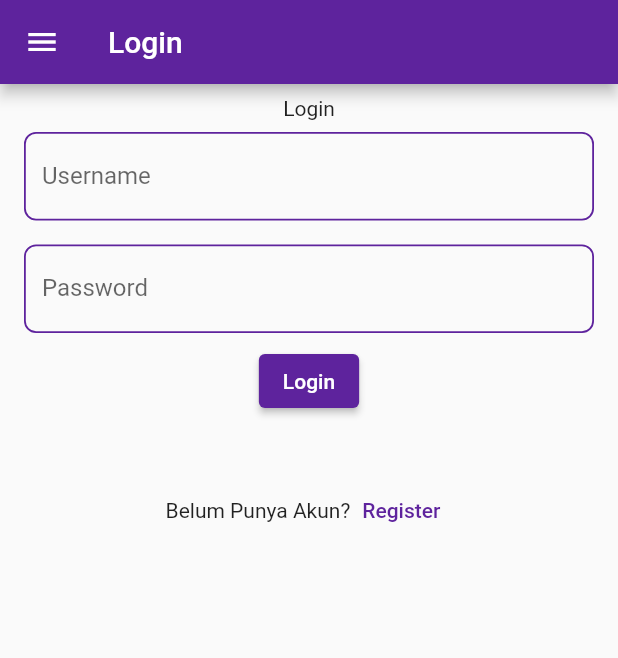
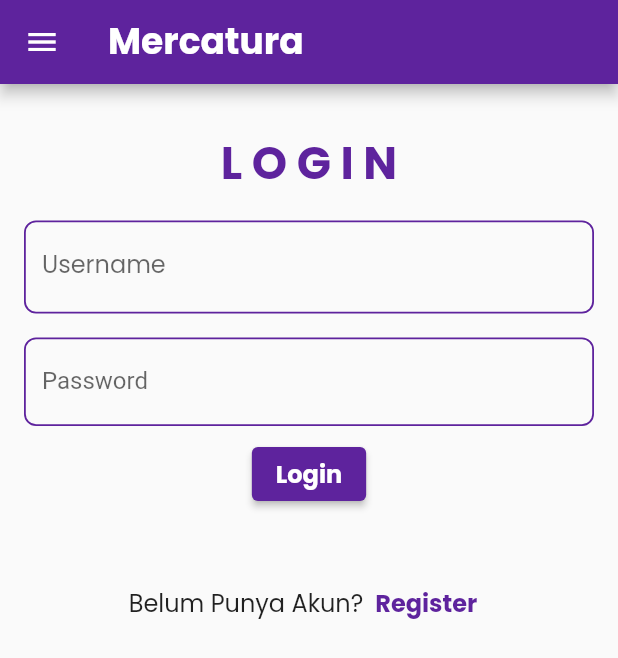
Before and after one commit to AdrianRamadhan27/mercatura_mobile, a Flutter app: the DiscoverPage screen opened by its route, in the side drawer, after a tap on "Login", on a phone screen of 412 x 824 dp. Shown: the top 658 px of the screen. Run offline on Flutter 3.47's test engine with Material 2 defaults, Android fonts, the phone set to English and light mode, and no system bars; our stand-ins replace google_fonts; missing offline and left inert: pbp_django_auth; network calls fail.

Commit message:
add styling

```diff
--- a/lib/artikel/pages/discover_article.dart
+++ b/lib/artikel/pages/discover_article.dart
@@ -40,7 +40,7 @@
         leading: IconButton(
           icon: const Icon(
             Icons.arrow_back,
-            color: Colors.black,
+            color: Color.fromRGBO(94, 35, 157, 1),
             size: 30,
           ),
           onPressed: () {
@@ -51,7 +51,7 @@
           'List Artikel',
           style: GoogleFonts.poppins(
             textStyle: const TextStyle(
-              color: Colors.black,
+              color: Color.fromRGBO(94, 35, 157, 1),
               fontWeight: FontWeight.bold,
               fontSize: 24
             )
@@ -71,10 +71,10 @@
                 return Column(
                   children: [
                     Text(
-                      "Oh no! Tidak ada watch list :(",
+                      "Oh no! Tidak ada artikel :(",
                       style: GoogleFonts.poppins(
                         textStyle: const TextStyle(
-                        color: Colors.black,
+                        color: Color.fromRGBO(94, 35, 157, 1),
                         fontSize: 20)
                       ),
                     ),
@@ -94,9 +94,8 @@
                         Text(
                           'Mercatura menyediakan informasi seputar UMKM yang dirangkum dalam kumpulan artikel yang menarik.',
                           style: GoogleFonts.poppins(
-                            textStyle: TextStyle(
-                              color: Colors.grey.shade600,
-                              fontWeight: FontWeight.w400,
+                            textStyle: const TextStyle(
+                              color: Colors.black,
                               fontSize: 14
                             )
                           ),
@@ -134,7 +133,7 @@
                                             overflow: TextOverflow.ellipsis,
                                             style: GoogleFonts.poppins(
                                               textStyle: const TextStyle(
-                                                color: Colors.black,
+                                                color: Color.fromRGBO(94, 35, 157, 1),
                                                 fontWeight: FontWeight.bold,
                                                 fontSize: 14
                                               )
--- a/lib/artikel/utils/fetch_article.dart
+++ b/lib/artikel/utils/fetch_article.dart
@@ -3,7 +3,7 @@
 import 'dart:convert';
 
 Future<List<Article>> fetchArticle() async {
-  var url = Uri.parse('http://192.168.1.4:8000/artikel/json/');
+  var url = Uri.parse('https://mercatura-id.up.railway.app/artikel/json/');
   var response = await http.get(
     url,
     headers: {
--- a/lib/artikel/widget/list_article.dart
+++ b/lib/artikel/widget/list_article.dart
@@ -85,7 +85,7 @@
                           maxLines: 4,
                           overflow: TextOverflow.ellipsis,
                           style: GoogleFonts.poppins(
-                            color: Colors.black,
+                            color: const Color.fromRGBO(94, 35, 157, 1),
                             fontWeight: FontWeight.w600,
                             fontSize: 14.0,
                             height: 1.5
@@ -96,7 +96,7 @@
                           'dibuat pada ${dateFormatter(articles[index].date)}',
                           style: GoogleFonts.poppins(
                             color: Colors.grey,
-                            fontWeight: FontWeight.w400,
+                            fontWeight: FontWeight.w600,
                             fontSize: 12.0,
                           ),
                         ),
@@ -105,7 +105,7 @@
                           'oleh ${articles[index].author[0]}',
                           style: GoogleFonts.poppins(
                             color: Colors.grey,
-                            fontWeight: FontWeight.w400,
+                            fontWeight: FontWeight.w600,
                             fontSize: 12.0,
                           ),
                         )
--- a/lib/config/api_config.dart
+++ b/lib/config/api_config.dart
@@ -1 +1 @@
-const String apiUrl = "http://192.168.1.4:8000";
+const String apiUrl = "https://mercatura-id.up.railway.app";
--- a/lib/core/environments/endpoints.dart
+++ b/lib/core/environments/endpoints.dart
@@ -1,5 +1,5 @@
 class Endpoint {
-  static const String baseUrl = 'http://192.168.1.4:8000';
+  static const String baseUrl = 'https://mercatura-id.up.railway.app';
   static const String article = '$baseUrl/artikel/json/';
   static const String createPost = '$baseUrl/artikel/create/';
   static const String createPostJson = '$baseUrl/artikel/create_json/';
--- a/lib/pages/login_page.dart
+++ b/lib/pages/login_page.dart
@@ -1,4 +1,5 @@
 import 'package:flutter/material.dart';
+import 'package:google_fonts/google_fonts.dart';
 import 'package:mercatura/config/api_config.dart';
 import 'package:mercatura/custom_widgets/drawer_widget.dart';
 import 'package:mercatura/custom_widgets/mydrawer.dart';
@@ -62,11 +63,32 @@
     // The rest of your widgets are down below
     return Scaffold(
       appBar: AppBar(
-        title: const Text("Login"),
+        title: Text(
+          "Mercatura",
+          style: GoogleFonts.poppins(
+            textStyle: const TextStyle(
+              fontSize: 24,
+              color: Colors.white,
+              fontWeight: FontWeight.bold
+            )
+          ),
+        ),
       ),
       drawer: const DrawerWidget(),
       body: Column(
+        crossAxisAlignment: CrossAxisAlignment.center,
         children: [
+          const SizedBox(height: 30,),
+          Text(
+            "L O G I N",
+            style: GoogleFonts.poppins(
+              textStyle: const TextStyle(
+                color: Color.fromRGBO(94, 35, 157, 1),
+                fontSize: 30,
+                fontWeight: FontWeight.bold
+              )
+            ),
+          ),
           Padding(
             padding: const EdgeInsets.all(8.0),
             child: Center(
@@ -75,10 +97,10 @@
                 child: SingleChildScrollView(
                   child: Column(
                     children: [
-                      const Text("Login"),
                       Padding(
                         padding: const EdgeInsets.all(8.0),
                         child: TextFormField(
+                          style: GoogleFonts.poppins(),
                           decoration: const InputDecoration(
                             labelText: "Username",
                             border: OutlineInputBorder(),
@@ -137,7 +159,16 @@
                                   _onSubmitBtnPressed(request, scaffoldMessenger);
                                 }
                           },
-                          child: const Text("Login")),
+                          child: Text(
+                            "Login",
+                            style: GoogleFonts.poppins(
+                              textStyle: const TextStyle(
+                                color: Colors.white,
+                                fontSize: 16,
+                                fontWeight: FontWeight.bold
+                              )
+                            ),
+                          )),
                       const SizedBox(
                         height: 30,
                       ),
@@ -155,12 +186,28 @@
           Row(
             mainAxisAlignment: MainAxisAlignment.center,
             children: [
-              Text('Belum Punya Akun?'),
+              Text(
+                'Belum Punya Akun?',
+                style: GoogleFonts.poppins(
+                  textStyle: const TextStyle(
+                    fontSize: 16,
+                  )
+                ),
+              ),
               TextButton(
                 onPressed: () {
                   Navigator.of(context).pushReplacementNamed("/register");
                 },
-                child: Text("Register"),
+                child: Text(
+                  "Register",
+                  style: GoogleFonts.poppins(
+                    textStyle: const TextStyle(
+                      color: Color.fromRGBO(94, 35, 157, 1),
+                      fontSize: 16,
+                      fontWeight: FontWeight.bold
+                    )
+                  ),
+                ),
               )
             ],
           )
```
Also changed, not shown: lib/artikel/pages/article_list.dart (+8 -11 lines), lib/artikel/pages/create_article.dart (+12 -4 lines), lib/artikel/pages/detail_article.dart (+11 -11 lines), lib/pages/register_page.dart (+54 -6 lines).
